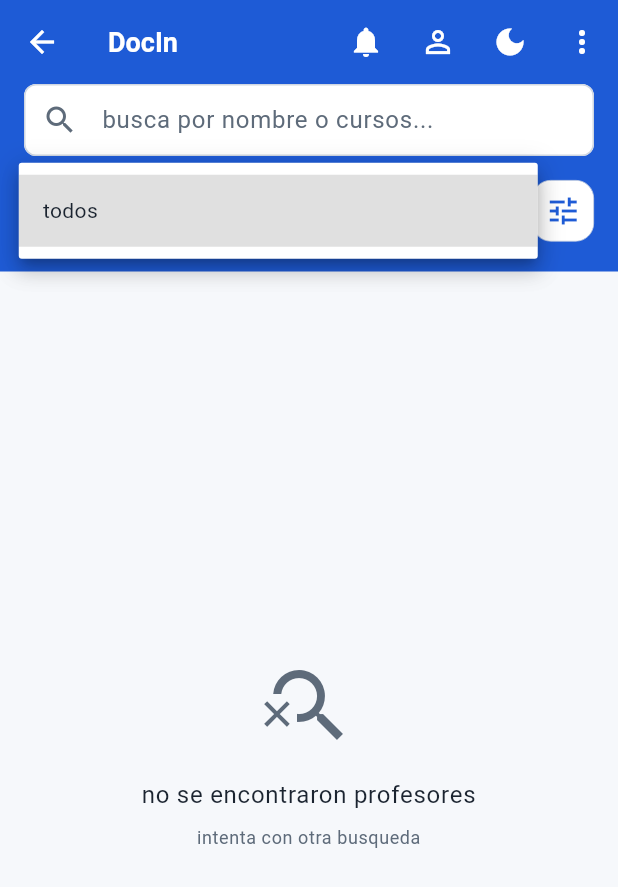
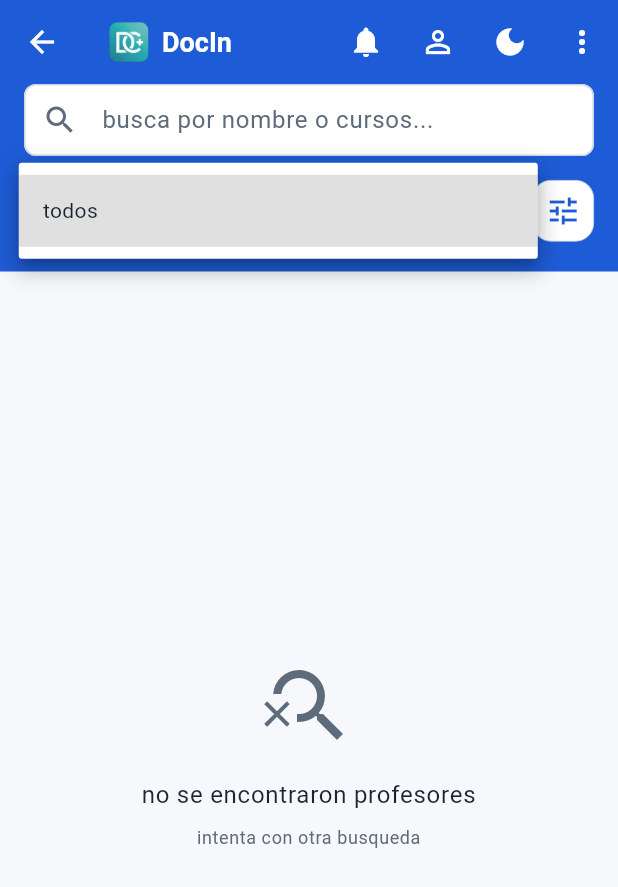
Before and after one commit to paraZmol/profe_unasam, a Flutter app: the HomeScreen screen opened by its route, after a tap on "todos", on a phone screen of 412 x 824 dp. Shown: the top 887 px of the screen. Run offline on Flutter 3.47's test engine with Material 3 defaults, Android fonts, the phone set to English and light mode, and no system bars; our stand-ins replace cloud_firestore, firebase_auth, firebase_core, firebase_storage, image_picker; accounts and stored records are empty.

Commit message:
fix: agregar la seccion de iconos

```diff
--- a/lib/screens/home_screen.dart
+++ b/lib/screens/home_screen.dart
@@ -11,6 +11,7 @@ import 'package:profe_unasam/screens/suggestions_screen.dart';
 import 'package:profe_unasam/screens/users_management_screen.dart';
 import 'package:profe_unasam/services/data_service.dart';
 import 'package:profe_unasam/widgets/profesor_card.dart';
+import 'package:profe_unasam/widgets/app_logo.dart';
 import 'package:profe_unasam/widgets/search_filter_bar.dart';
 import 'package:profe_unasam/models/user_role.dart';
 import 'package:profe_unasam/utils/route_observer.dart';
@@ -148,7 +149,13 @@ class _HomeScreenState extends State<HomeScreen> with RouteAware {
 
     return Scaffold(
       appBar: AppBar(
-        title: const Text('DocIn'),
+        title: Row(
+          children: const [
+            AppLogo(size: 28, fallbackText: 'DocIn'),
+            SizedBox(width: 8),
+            Text('DocIn'),
+          ],
+        ),
         elevation: 0,
         actions: [
           IconButton(
--- a/lib/screens/profile_screen.dart
+++ b/lib/screens/profile_screen.dart
@@ -1022,7 +1022,7 @@ class _ProfileScreenState extends State<ProfileScreen> {
                                     _dataService.getYapeQrUrl(),
                                     height: 200,
                                     width: double.infinity,
-                                    fit: BoxFit.cover,
+                                    fit: BoxFit.contain,
                                     errorBuilder: (_, __, ___) => Container(
                                       height: 200,
                                       alignment: Alignment.center,
--- /dev/null
+++ b/lib/widgets/app_logo.dart
@@ -0,0 +1,46 @@
+import 'dart:convert';
+
+import 'package:flutter/material.dart';
+import 'package:flutter/services.dart';
+
+class AppLogo extends StatelessWidget {
+  final double size;
+  final String fallbackText;
+
+  const AppLogo({super.key, this.size = 28, this.fallbackText = 'DocIn'});
+
+  Future<String?> _findLogoAsset() async {
+    final manifestJson = await rootBundle.loadString('AssetManifest.json');
+    final Map<String, dynamic> manifest = json.decode(manifestJson);
+    final matches = manifest.keys
+        .where((k) => k.startsWith('assets/icons/DoCin.'))
+        .toList();
+    if (matches.isEmpty) return null;
+    matches.sort();
+    return matches.first;
+  }
+
+  @override
+  Widget build(BuildContext context) {
+    return FutureBuilder<String?>(
+      future: _findLogoAsset(),
+      builder: (context, snapshot) {
+        final assetPath = snapshot.data;
+        if (assetPath == null) {
+          return Text(
+            fallbackText,
+            style: Theme.of(context).textTheme.titleLarge,
+          );
+        }
+        return Image.asset(
+          assetPath,
+          height: size,
+          width: size,
+          fit: BoxFit.contain,
+          errorBuilder: (_, __, ___) =>
+              Text(fallbackText, style: Theme.of(context).textTheme.titleLarge),
+        );
+      },
+    );
+  }
+}
--- a/pubspec.yaml
+++ b/pubspec.yaml
@@ -63,7 +63,8 @@ flutter:
   uses-material-design: true
 
   # To add assets to your application, add an assets section, like this:
-  # assets:
+  assets:
+    - assets/icons/
   #   - images/a_dot_burr.jpeg
   #   - images/a_dot_ham.jpeg
 
```
Also changed, not shown: assets/icons/DoCin.png (added).
